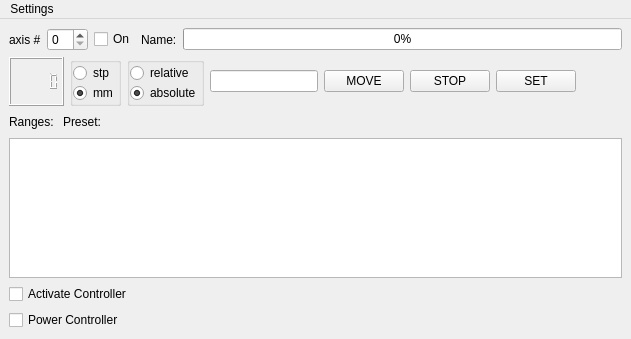
Saldenisov/pyconlyse, file gui/views/ui/widget_stpmtr_axis_simple.ui: the form before one commit.
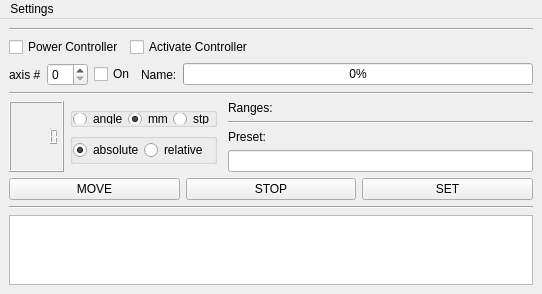
The form after the commit.

Patch:
```diff
--- a/gui/views/ui/widget_stpmtr_axis_simple.ui
+++ b/gui/views/ui/widget_stpmtr_axis_simple.ui
@@ -6,8 +6,8 @@
    <rect>
     <x>0</x>
     <y>0</y>
-    <width>631</width>
-    <height>339</height>
+    <width>529</width>
+    <height>282</height>
    </rect>
   </property>
   <property name="sizePolicy">
@@ -21,6 +21,50 @@
   </property>
   <widget class="QWidget" name="centralwidget">
    <layout class="QVBoxLayout" name="verticalLayout">
+    <item>
+     <widget class="Line" name="line_3">
+      <property name="orientation">
+       <enum>Qt::Horizontal</enum>
+      </property>
+     </widget>
+    </item>
+    <item>
+     <layout class="QHBoxLayout" name="horizontalLayout">
+      <property name="topMargin">
+       <number>0</number>
+      </property>
+      <property name="rightMargin">
+       <number>0</number>
+      </property>
+      <item>
+       <widget class="QCheckBox" name="checkBox_power">
+        <property name="text">
+         <string>Power Controller</string>
+        </property>
+       </widget>
+      </item>
+      <item>
+       <widget class="QCheckBox" name="checkBox_activate">
+        <property name="text">
+         <string>Activate Controller</string>
+        </property>
+       </widget>
+      </item>
+      <item>
+       <spacer name="horizontalSpacer">
+        <property name="orientation">
+         <enum>Qt::Horizontal</enum>
+        </property>
+        <property name="sizeHint" stdset="0">
+         <size>
+          <width>40</width>
+          <height>20</height>
+         </size>
+        </property>
+       </spacer>
+      </item>
+     </layout>
+    </item>
     <item>
      <layout class="QHBoxLayout" name="axis_movement_typeHL">
       <item>
@@ -65,10 +109,23 @@
       </item>
      </layout>
     </item>
+    <item>
+     <widget class="Line" name="line">
+      <property name="orientation">
+       <enum>Qt::Horizontal</enum>
+      </property>
+     </widget>
+    </item>
     <item>
      <layout class="QHBoxLayout" name="axis_moveHL">
       <item>
        <widget class="QLCDNumber" name="lcdNumber_position">
+        <property name="minimumSize">
+         <size>
+          <width>0</width>
+          <height>38</height>
+         </size>
+        </property>
         <property name="smallDecimalPoint">
          <bool>true</bool>
         </property>
@@ -78,11 +135,34 @@
        </widget>
       </item>
       <item>
+       <layout class="QVBoxLayout" name="verticalLayout_radiobuttons">
+        <property name="spacing">
+         <number>0</number>
+        </property>
+        <property name="topMargin">
+         <number>0</number>
+        </property>
+        <property name="rightMargin">
+         <number>0</number>
+        </property>
+        <item>
        <widget class="QGroupBox" name="groupBox_stp_or_mm">
+          <property name="sizePolicy">
+           <sizepolicy hsizetype="Preferred" vsizetype="Fixed">
+            <horstretch>0</horstretch>
+            <verstretch>0</verstretch>
+           </sizepolicy>
+          </property>
+          <property name="maximumSize">
+           <size>
+            <width>16777215</width>
+            <height>20</height>
+           </size>
+          </property>
         <property name="title">
          <string/>
         </property>
-        <layout class="QVBoxLayout" name="verticalLayout_stp_or_mm">
+          <layout class="QHBoxLayout" name="horizontalLayout_2">
          <property name="spacing">
           <number>0</number>
          </property>
@@ -99,9 +179,9 @@
           <number>0</number>
          </property>
          <item>
-          <widget class="QRadioButton" name="radioButton_stp">
+            <widget class="QRadioButton" name="radioButton_angle">
            <property name="text">
-            <string>stp</string>
+              <string>angle</string>
            </property>
           </widget>
          </item>
@@ -118,15 +198,37 @@
            </property>
           </widget>
          </item>
+           <item>
+            <widget class="QRadioButton" name="radioButton_stp">
+             <property name="text">
+              <string>stp</string>
+             </property>
+             <property name="iconSize">
+              <size>
+               <width>16</width>
+               <height>10</height>
+              </size>
+             </property>
+            </widget>
+           </item>
         </layout>
        </widget>
       </item>
       <item>
        <widget class="QGroupBox" name="groupBox_how_to_move">
+          <property name="enabled">
+           <bool>true</bool>
+          </property>
+          <property name="sizePolicy">
+           <sizepolicy hsizetype="Preferred" vsizetype="Fixed">
+            <horstretch>0</horstretch>
+            <verstretch>0</verstretch>
+           </sizepolicy>
+          </property>
         <property name="title">
          <string/>
         </property>
-        <layout class="QVBoxLayout" name="verticalLayout_how_to_move">
+          <layout class="QHBoxLayout" name="horizontalLayout_3">
          <property name="spacing">
           <number>0</number>
          </property>
@@ -142,13 +244,6 @@
          <property name="bottomMargin">
           <number>0</number>
          </property>
-         <item>
-          <widget class="QRadioButton" name="radioButton_relative">
-           <property name="text">
-            <string>relative</string>
-           </property>
-          </widget>
-         </item>
          <item>
           <widget class="QRadioButton" name="radioButton_absolute">
            <property name="text">
@@ -159,19 +254,74 @@
            </property>
           </widget>
          </item>
+           <item>
+            <widget class="QRadioButton" name="radioButton_relative">
+             <property name="text">
+              <string>relative</string>
+             </property>
+            </widget>
+           </item>
         </layout>
        </widget>
       </item>
+       </layout>
+      </item>
       <item>
-       <layout class="QVBoxLayout" name="verticalLayout_3">
+       <layout class="QVBoxLayout" name="verticalLayout_4">
+        <property name="leftMargin">
+         <number>5</number>
+        </property>
         <property name="rightMargin">
          <number>0</number>
         </property>
-       </layout>
+        <item>
+         <widget class="QLabel" name="label_ranges">
+          <property name="sizePolicy">
+           <sizepolicy hsizetype="Preferred" vsizetype="Fixed">
+            <horstretch>0</horstretch>
+            <verstretch>0</verstretch>
+           </sizepolicy>
+          </property>
+          <property name="text">
+           <string>Ranges: </string>
+          </property>
+         </widget>
+        </item>
+        <item>
+         <widget class="Line" name="line_4">
+          <property name="orientation">
+           <enum>Qt::Horizontal</enum>
+          </property>
+         </widget>
+        </item>
+        <item>
+         <widget class="QLabel" name="label_preset">
+          <property name="sizePolicy">
+           <sizepolicy hsizetype="Preferred" vsizetype="Fixed">
+            <horstretch>0</horstretch>
+            <verstretch>0</verstretch>
+           </sizepolicy>
+          </property>
+          <property name="text">
+           <string>Preset:</string>
+          </property>
+         </widget>
       </item>
       <item>
        <widget class="QLineEdit" name="lineEdit_value"/>
       </item>
+       </layout>
+      </item>
+     </layout>
+    </item>
+    <item>
+     <layout class="QHBoxLayout" name="horizontalLayout_4">
+      <property name="topMargin">
+       <number>0</number>
+      </property>
+      <property name="rightMargin">
+       <number>0</number>
+      </property>
       <item>
        <widget class="QPushButton" name="pushButton_move">
         <property name="text">
@@ -181,6 +331,18 @@
       </item>
       <item>
        <widget class="QPushButton" name="pushButton_stop">
+        <property name="sizePolicy">
+         <sizepolicy hsizetype="Minimum" vsizetype="Fixed">
+          <horstretch>0</horstretch>
+          <verstretch>0</verstretch>
+         </sizepolicy>
+        </property>
+        <property name="minimumSize">
+         <size>
+          <width>0</width>
+          <height>0</height>
+         </size>
+        </property>
         <property name="text">
          <string>STOP</string>
         </property>
@@ -193,69 +355,22 @@
         </property>
        </widget>
       </item>
-      <item>
-       <spacer name="horizontalSpacer_axis_move1">
-        <property name="orientation">
-         <enum>Qt::Horizontal</enum>
-        </property>
-        <property name="sizeHint" stdset="0">
-         <size>
-          <width>40</width>
-          <height>20</height>
-         </size>
-        </property>
-       </spacer>
-      </item>
      </layout>
     </item>
     <item>
-     <layout class="QHBoxLayout" name="horizontalLayout">
-      <property name="topMargin">
-       <number>0</number>
-      </property>
-      <item>
-       <widget class="QLabel" name="label_ranges">
-        <property name="text">
-         <string>Ranges: </string>
-        </property>
-       </widget>
-      </item>
-      <item>
-       <widget class="QLabel" name="label_preset">
-        <property name="text">
-         <string>Preset:</string>
-        </property>
-       </widget>
-      </item>
-      <item>
-       <spacer name="horizontalSpacer">
+     <widget class="Line" name="line_2">
         <property name="orientation">
          <enum>Qt::Horizontal</enum>
         </property>
-        <property name="sizeHint" stdset="0">
-         <size>
-          <width>40</width>
-          <height>20</height>
-         </size>
-        </property>
-       </spacer>
-      </item>
-     </layout>
-    </item>
-    <item>
-     <widget class="QPlainTextEdit" name="plainTextEdit"/>
-    </item>
-    <item>
-     <widget class="QCheckBox" name="checkBox_activate">
-      <property name="text">
-       <string>Activate Controller</string>
-      </property>
      </widget>
     </item>
     <item>
-     <widget class="QCheckBox" name="checkBox_power">
-      <property name="text">
-       <string>Power Controller</string>
+     <widget class="QPlainTextEdit" name="plainTextEdit">
+      <property name="maximumSize">
+       <size>
+        <width>16777215</width>
+        <height>80</height>
+       </size>
       </property>
      </widget>
     </item>
@@ -266,7 +381,7 @@
     <rect>
      <x>0</x>
      <y>0</y>
-     <width>631</width>
+     <width>529</width>
      <height>21</height>
     </rect>
    </property>
```
Lines whose indentation alone changed are shown as unchanged.
